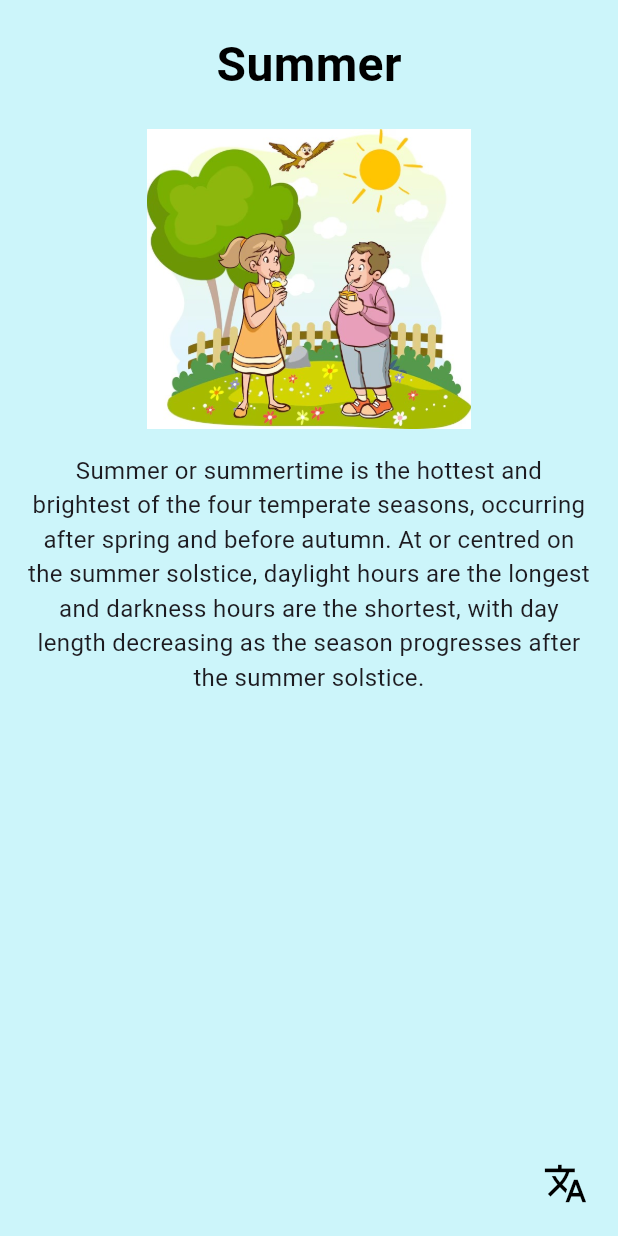
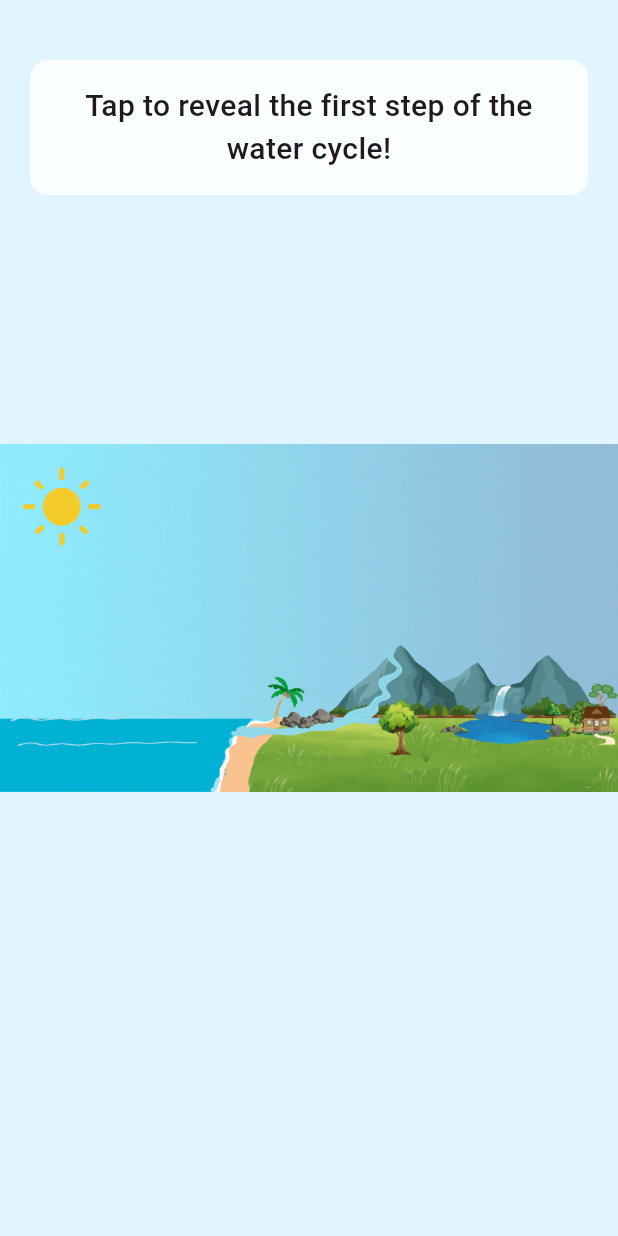
Before and after one commit to Archana-Vellanki/Weather-Patterns, a Flutter app: the screen it shows after launch, after a tap on "Water Cycle", on a phone screen of 412 x 824 dp. Run offline on Flutter 3.47's test engine with Material 3 defaults, Android fonts, the phone set to English and light mode, and no system bars; missing offline and left inert: translator; Roboto replaces fonts that are missing (Georgia).

Commit message:
water cycle page

```diff
--- a/weather_app/lib/main.dart
+++ b/weather_app/lib/main.dart
@@ -1,6 +1,8 @@
 import 'package:flutter/material.dart';
 import 'package:hello_app/season.dart';
 import 'package:hello_app/quiz_me_weather.dart';
+import 'package:hello_app/water_cycle.dart';
+
 
 void main() {
   runApp(WeatherApp());
@@ -80,7 +82,7 @@ class WeatherHomePage extends StatelessWidget {
     () {
     Navigator.push(
     context,
-    MaterialPageRoute(builder: (context) => const SeasonSlideshowPage()),
+    MaterialPageRoute(builder: (context) => const WaterCyclePage()),
     );
     },),
               _buildFeatureButton("Let's play!",
--- /dev/null
+++ b/weather_app/lib/water_cycle.dart
@@ -0,0 +1,98 @@
+import 'package:flutter/material.dart';
+
+class WaterCyclePage extends StatefulWidget {
+  const WaterCyclePage({super.key});
+
+  @override
+  State<WaterCyclePage> createState() => _WaterCyclePageState();
+}
+
+class _WaterCyclePageState extends State<WaterCyclePage> {
+  int _stepIndex = 0;
+
+  final List<Map<String, String>> _steps = [
+    {
+      'text': 'Tap to reveal the first step of the water cycle!',
+    },
+    {
+      'text': 'Evaporation: Water turns into vapor and rises.',
+    },
+    // {
+    //   'image': 'assets/step2_condensation.gif',
+    //   'text': 'Condensation: Vapor cools and forms clouds.',
+    // },
+    // {
+    //   'image': 'assets/step3_precipitation.gif',
+    //   'text': 'Precipitation: Water falls back as rain.',
+    // },
+    // {
+    //   'image': 'assets/step4_collection.png',
+    //   'text': 'Collection: Water gathers in oceans, lakes, and underground.',
+    // },
+  ];
+
+  void _nextStep() {
+    if (_stepIndex < _steps.length - 1) {
+      setState(() {
+        _stepIndex++;
+      });
+    }
+  }
+
+  @override
+  Widget build(BuildContext context) {
+    final step = _steps[_stepIndex];
+
+    return Scaffold(
+      backgroundColor: Colors.lightBlue[50],
+      body: GestureDetector(
+        onTap: _nextStep,
+        child: Stack(
+          children: [
+            // ✅ Keep background GIF constant
+            Positioned.fill(
+              child: Image.asset(
+                'assets/water_cycle/water_cycle.gif', // Always show this
+                fit: BoxFit.contain,
+              ),
+            ),
+
+            // ✅ Overlays per step
+            if (_stepIndex == 1)
+              Positioned(
+                top: 180,
+                left: 80,
+                child: Image.asset(
+                  'assets/water_cycle/evaporation.gif',
+                  width: 400,
+                ),
+              ),
+
+            // ✅ Step description
+            Positioned(
+              top: 40,
+              left: 20,
+              right: 20,
+              child: Container(
+                padding: const EdgeInsets.all(16),
+                decoration: BoxDecoration(
+                  color: Colors.white.withOpacity(0.85),
+                  borderRadius: BorderRadius.circular(12),
+                ),
+                child: Text(
+                  step['text']!,
+                  textAlign: TextAlign.center,
+                  style: const TextStyle(
+                    fontSize: 20,
+                    fontWeight: FontWeight.w500,
+                  ),
+                ),
+              ),
+            ),
+          ],
+        ),
+      ),
+    );
+  }
+
+}
--- a/weather_app/pubspec.yaml
+++ b/weather_app/pubspec.yaml
@@ -57,6 +57,8 @@ flutter:
     - assets/summer.png
     - assets/winter.png
     - assets/quiz_background.png
+    - assets/water_cycle/water_cycle.gif
+    - assets/water_cycle/evaporation.gif
 
   # The following line ensures that the Material Icons font is
   # included with your application, so that you can use the icons in
```
Also changed, not shown: weather_app/assets/water_cycle/evaporation.gif (added), weather_app/assets/water_cycle/water_cycle.gif (added), 4 other files.
